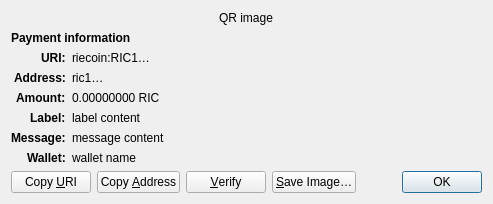
shitcoinsherpa/Freycoin, file src/qt/forms/receiverequestdialog.ui: the form before one commit.
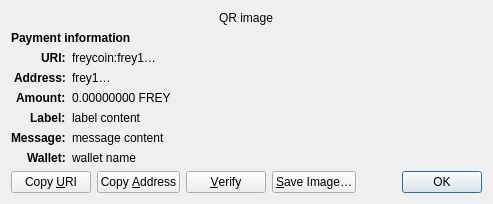
The form after the commit. Custom widgets are drawn as their Qt base class.

Commit message: Freycoin: Prime gap proof-of-work cryptocurrency

The edit to the form file:
```diff
--- a/src/qt/forms/receiverequestdialog.ui
+++ b/src/qt/forms/receiverequestdialog.ui
@@ -65,7 +65,7 @@
    <item row="2" column="1" alignment="Qt::AlignTop">
     <widget class="QLabel" name="uri_content">
      <property name="text">
-      <string notr="true">riecoin:RIC1…</string>
+      <string notr="true">freycoin:frey1…</string>
      </property>
      <property name="textFormat">
       <enum>Qt::RichText</enum>
@@ -97,7 +97,7 @@
    <item row="3" column="1" alignment="Qt::AlignTop">
     <widget class="QLabel" name="address_content">
      <property name="text">
-      <string notr="true">ric1…</string>
+      <string notr="true">frey1…</string>
      </property>
      <property name="textFormat">
       <enum>Qt::PlainText</enum>
@@ -126,7 +126,7 @@
    <item row="4" column="1" alignment="Qt::AlignTop">
     <widget class="QLabel" name="amount_content">
      <property name="text">
-      <string notr="true">0.00000000 RIC</string>
+      <string notr="true">0.00000000 FREY</string>
      </property>
      <property name="textFormat">
       <enum>Qt::PlainText</enum>
```
The commit also changes 1357 other files.
